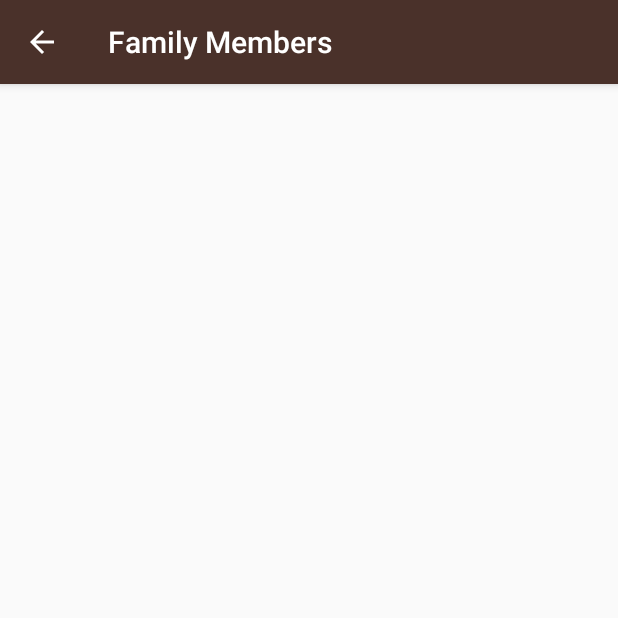
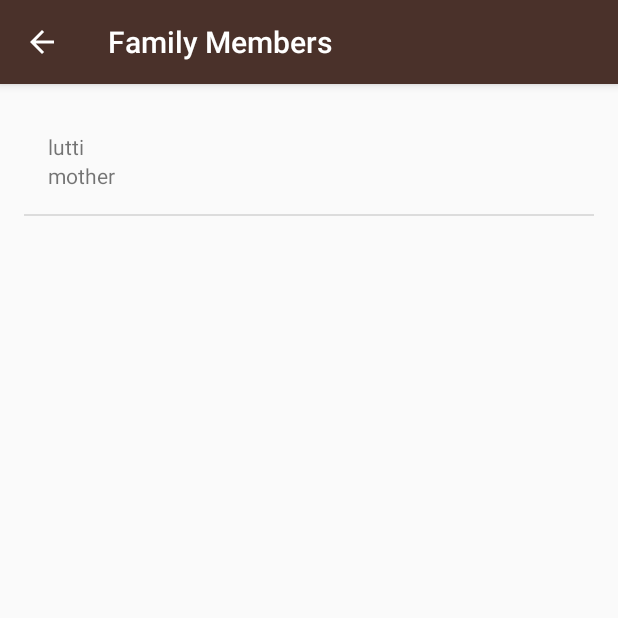
Before and after one commit to sTsaturian/Miwok, an Android app: the FamilyActivity screen opened directly, with no data from a screen before it, on a phone screen of 412 x 824 dp, the top half of it. Run offline under Robolectric (Android 15) with nearby library versions, the phone set to English and light mode, and no system bars.

Commit message:
Added basic functionality for FamilyActivity

```diff
--- a/app/src/main/java/com/example/android/miwok/FamilyActivity.java
+++ b/app/src/main/java/com/example/android/miwok/FamilyActivity.java
@@ -17,6 +17,10 @@ package com.example.android.miwok;
 
 import androidx.appcompat.app.AppCompatActivity;
 import android.os.Bundle;
+import android.util.Log;
+import android.widget.ListView;
+
+import java.util.ArrayList;
 
 public class FamilyActivity extends AppCompatActivity {
 
@@ -24,5 +28,13 @@ public class FamilyActivity extends AppCompatActivity {
     protected void onCreate(Bundle savedInstanceState) {
         super.onCreate(savedInstanceState);
         setContentView(R.layout.activity_family);
+        ArrayList<Word> words = new ArrayList<>();
+
+        words.add(new Word("mother","lutti"));
+
+        WordAdapter itemsAdapter = new WordAdapter(this, words);
+        ListView listView = (ListView) findViewById(R.id.family_list);
+        listView.setAdapter(itemsAdapter);
+        Log.i("NumbersActivity","Test");
     }
 }
--- a/app/src/main/java/com/example/android/miwok/NumbersActivity.java
+++ b/app/src/main/java/com/example/android/miwok/NumbersActivity.java
@@ -37,7 +37,7 @@ public class NumbersActivity extends AppCompatActivity {
         words.add(new Word("one","lutti"));
 
         WordAdapter itemsAdapter = new WordAdapter(this, words);
-        ListView listView = (ListView) findViewById(R.id.list);
+        ListView listView = (ListView) findViewById(R.id.number_list);
         listView.setAdapter(itemsAdapter);
         Log.i("NumbersActivity","Test");
     }
--- a/app/src/main/res/layout/activity_family.xml
+++ b/app/src/main/res/layout/activity_family.xml
@@ -13,14 +13,14 @@
      See the License for the specific language governing permissions and
      limitations under the License.
 -->
-<RelativeLayout xmlns:android="http://schemas.android.com/apk/res/android"
+<ListView xmlns:android="http://schemas.android.com/apk/res/android"
     xmlns:tools="http://schemas.android.com/tools"
+    android:id="@+id/family_list"
+    android:orientation="vertical"
     android:layout_width="match_parent"
     android:layout_height="match_parent"
     android:paddingBottom="@dimen/activity_vertical_margin"
     android:paddingLeft="@dimen/activity_horizontal_margin"
     android:paddingRight="@dimen/activity_horizontal_margin"
     android:paddingTop="@dimen/activity_vertical_margin"
-    tools:context="com.example.android.miwok.FamilyActivity">
-
-</RelativeLayout>
+    tools:context="com.example.android.miwok.FamilyActivity"/>
--- a/app/src/main/res/layout/activity_numbers.xml
+++ b/app/src/main/res/layout/activity_numbers.xml
@@ -15,7 +15,7 @@
 -->
 <ListView xmlns:android="http://schemas.android.com/apk/res/android"
     xmlns:tools="http://schemas.android.com/tools"
-    android:id="@+id/list"
+    android:id="@+id/number_list"
     android:orientation="vertical"
     android:layout_width="match_parent"
     android:layout_height="match_parent"
```
